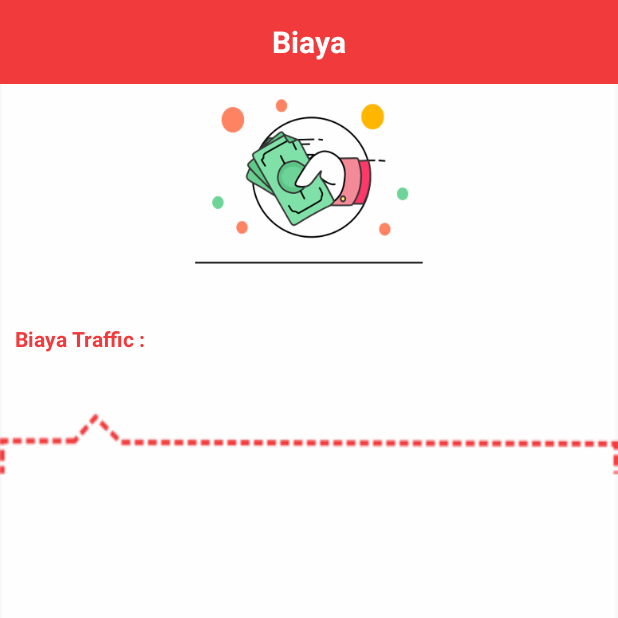
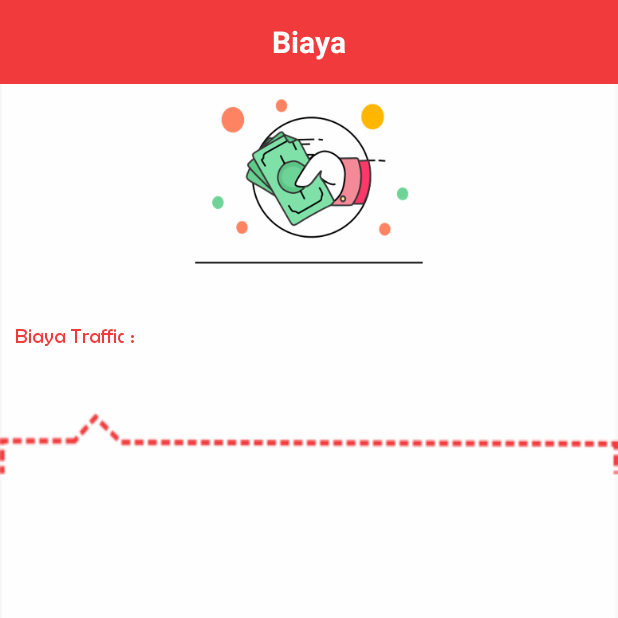
Before and after one commit to Bahroel0/SPK-Transportasi, an Android app: the CostActivity screen opened directly, with no data from a screen before it, on a phone screen of 412 x 824 dp, the top half of it. Run offline under Robolectric (Android 15) with nearby library versions, the phone set to English and light mode, and no system bars; libraries missing offline, so code that uses them is left out: io.realm; 5 statements that could not run were skipped.

Commit message:
fixing ui CostActivity

```diff
--- a/app/src/main/java/com/example/bahroel/spk/activity/CostActivity.java
+++ b/app/src/main/java/com/example/bahroel/spk/activity/CostActivity.java
@@ -1,6 +1,7 @@
 package com.example.bahroel.spk.activity;
 
 import android.content.Context;
+import android.graphics.Typeface;
 import android.support.design.widget.FloatingActionButton;
 import android.support.v7.app.AppCompatActivity;
 import android.os.Bundle;
@@ -38,6 +39,7 @@ public class CostActivity extends AppCompatActivity {
     private LayoutInflater inflater;
     private RecyclerView recycler;
     private final String TAG = CostActivity.class.getSimpleName();
+    TextView tvbiayatrafic;
 
     @Override
     protected void onCreate(Bundle savedInstanceState) {
@@ -46,6 +48,11 @@ public class CostActivity extends AppCompatActivity {
         Toolbar toolbarTop = (Toolbar) findViewById(R.id.toolbar_top);
         TextView mTitle = (TextView) toolbarTop.findViewById(R.id.toolbar_title);
         recycler = (RecyclerView)findViewById(R.id.recyclerbayar);
+        tvbiayatrafic = (TextView)findViewById(R.id.tvbiayatrafic);
+        Typeface custom_font = Typeface.createFromAsset(getAssets(), "fonts/berlinsans.ttf");
+        tvbiayatrafic.setTypeface(custom_font);
+
+
         //get realm instance
         this.realm = RealmController.with(this).getRealm();
         setupRecycler();
--- a/app/src/main/res/layout/activity_cost.xml
+++ b/app/src/main/res/layout/activity_cost.xml
@@ -38,6 +38,7 @@
             android:src="@drawable/bayar"
             android:layout_height="110dp" />
         <TextView
+            android:id="@+id/tvbiayatrafic"
             android:layout_marginTop="40dp"
             android:layout_marginLeft="10dp"
             android:layout_below="@+id/imgbayar"
```
Also changed, not shown: 25 other files.
